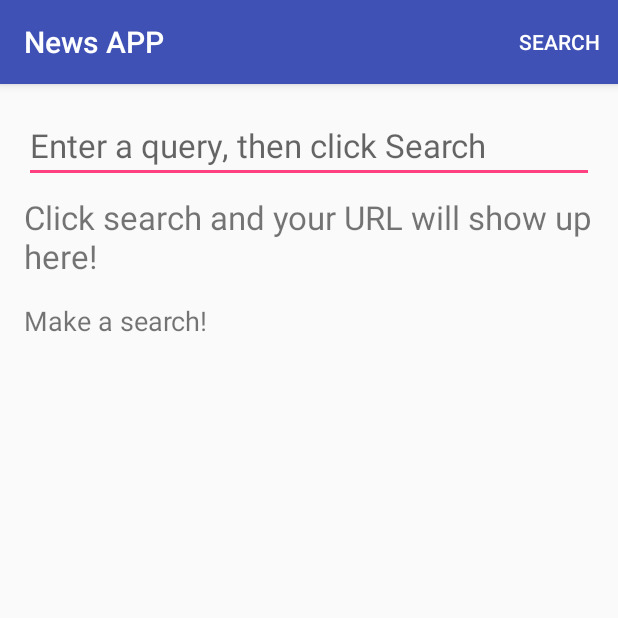
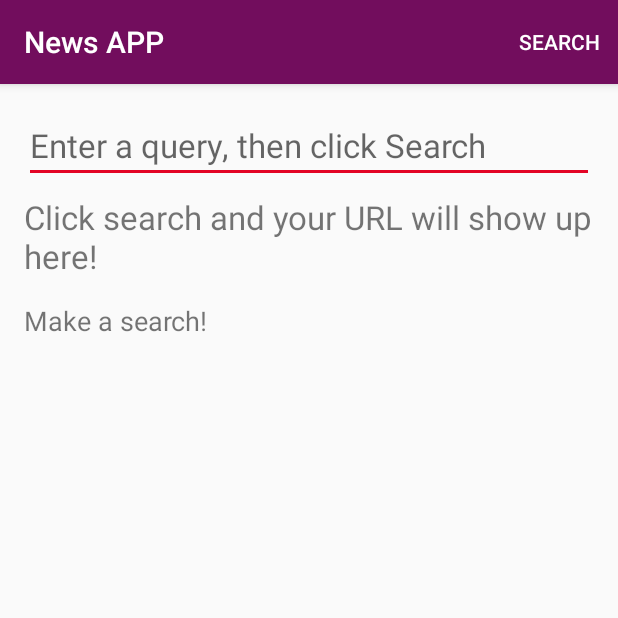
Before and after one commit to Chester-King/News-App, an Android app: the screen it shows after launch (MainActivity), on a phone screen of 412 x 824 dp, the top half of it. Run offline under Robolectric (Android 15) with nearby library versions, the phone set to English and light mode, and no system bars.

Commit message:
Color theme Changed

```diff
--- a/app/src/main/AndroidManifest.xml
+++ b/app/src/main/AndroidManifest.xml
@@ -1,6 +1,6 @@
 <?xml version="1.0" encoding="utf-8"?>
 <manifest xmlns:android="http://schemas.android.com/apk/res/android"
-          package="com.example.android.asynctaskloader">
+          package="com.example.android.KingsNews">
 
     <uses-permission android:name="android.permission.INTERNET" />
 
@@ -10,7 +10,7 @@
         android:label="@string/app_name"
         android:supportsRtl="true"
         android:theme="@style/AppTheme">
-        <activity android:name="com.example.android.asynctaskloader.MainActivity">
+        <activity android:name="com.example.android.KingsNews.MainActivity">
             <intent-filter>
                 <action android:name="android.intent.action.MAIN"/>
 
--- a/app/src/main/java/com/example/android/asynctaskloader/utilities/JsonParser.java
+++ b/app/src/main/java/com/example/android/KingsNews/utilities/JsonParser.java
@@ -1,4 +1,4 @@
-package com.example.android.asynctaskloader.utilities;
+package com.example.android.KingsNews.utilities;
 
 import android.content.Context;
 
--- a/app/src/main/res/layout/activity_main.xml
+++ b/app/src/main/res/layout/activity_main.xml
@@ -1,19 +1,5 @@
 <?xml version="1.0" encoding="utf-8"?>
-<!--
-  Copyright (C) 2016 The Android Open Source Project
 
-  Licensed under the Apache License, Version 2.0 (the "License");
-  you may not use this file except in compliance with the License.
-  You may obtain a copy of the License at
-
-       http://www.apache.org/licenses/LICENSE-2.0
-
-  Unless required by applicable law or agreed to in writing, software
-  distributed under the License is distributed on an "AS IS" BASIS,
-  WITHOUT WARRANTIES OR CONDITIONS OF ANY KIND, either express or implied.
-  See the License for the specific language governing permissions and
-  limitations under the License.
--->
 <LinearLayout xmlns:android="http://schemas.android.com/apk/res/android"
     xmlns:tools="http://schemas.android.com/tools"
     android:layout_width="match_parent"
@@ -22,7 +8,7 @@
     android:paddingLeft="@dimen/activity_horizontal_margin"
     android:paddingRight="@dimen/activity_horizontal_margin"
     android:paddingTop="@dimen/activity_vertical_margin"
-    tools:context="com.example.android.asynctaskloader.MainActivity">
+    tools:context="com.example.android.KingsNews.MainActivity">
 
     <EditText
         android:id="@+id/et_search_box"
--- a/app/src/main/res/values/colors.xml
+++ b/app/src/main/res/values/colors.xml
@@ -1,6 +1,10 @@
 <?xml version="1.0" encoding="utf-8"?>
 <resources>
-    <color name="colorPrimary">#3F51B5</color>
-    <color name="colorPrimaryDark">#303F9F</color>
-    <color name="colorAccent">#FF4081</color>
+    <color name="colorPrimary">#720d5d</color>
+    <color name="colorPrimaryDark">#430033</color>
+    <color name="colorAccent">#e30425</color>
+    <color name="primaryText">#000000</color>
+    <color name="buttonNormal">#e30425</color>
+    <color name="buttonHighlight">#ff554f</color>
+    <color name="buttonText">#FFFFFF</color>
 </resources>
```
Also changed, not shown: app/src/main/java/com/example/android/KingsNews/MainActivity.java (renamed from app/src/main/java/com/example/android/asynctaskloader/MainActivity.java, +10 -62 lines), app/src/main/java/com/example/android/KingsNews/utilities/NetworkUtils.java (renamed from app/src/main/java/com/example/android/asynctaskloader/utilities/NetworkUtils.java, +3 -17 lines).
